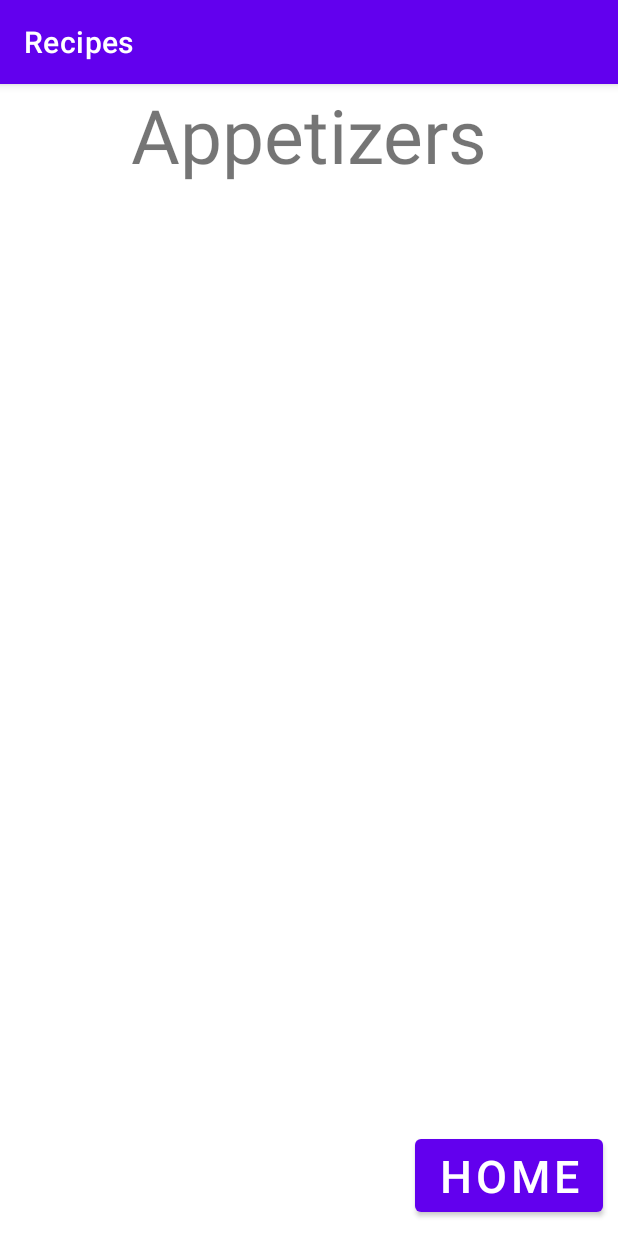
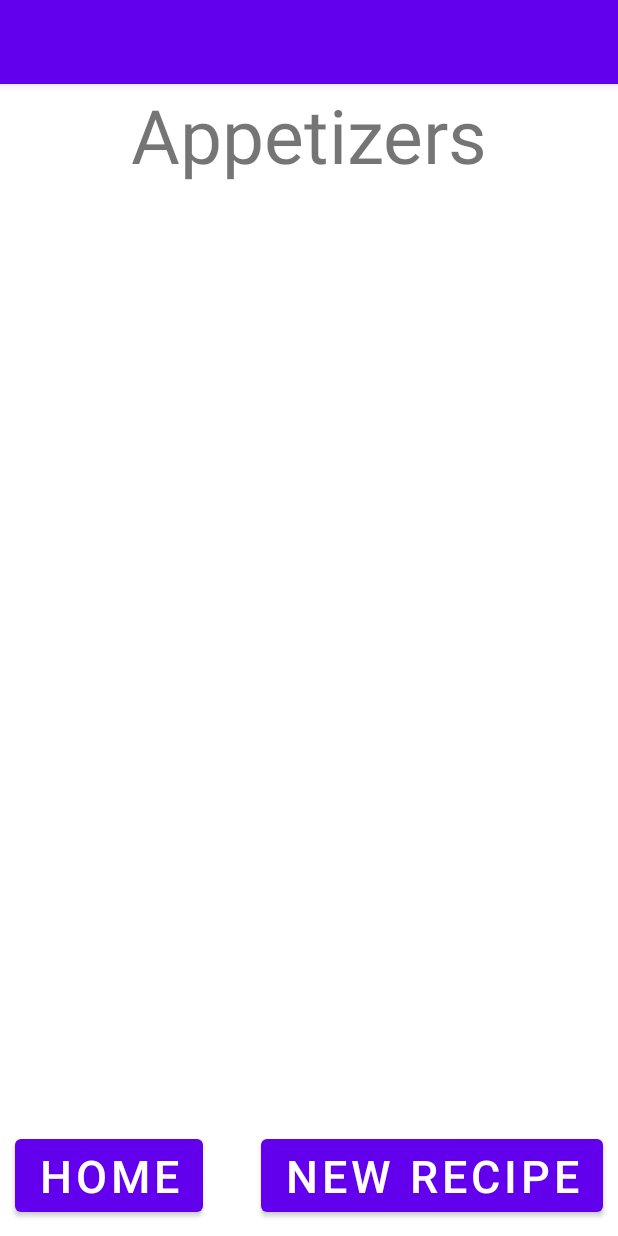
Before and after one commit to wws002/androidRecipes, an Android app: the AppetizersActivity screen opened directly, with no data from a screen before it, on a phone screen of 412 x 824 dp. Run offline under Robolectric (Android 15) with nearby library versions, the phone set to English and light mode, and no system bars.

```diff
--- a/app/src/main/AndroidManifest.xml
+++ b/app/src/main/AndroidManifest.xml
@@ -17,6 +17,12 @@
             </intent-filter>
         </activity>
         <activity android:name=".AppetizersActivity"></activity>
+
+        <provider
+            android:authorities="com.example.recipes.recipeprovider"
+            android:name=".RecipeProvider"
+            android:enabled="true"
+            android:exported="true"></provider>
     </application>
 
 </manifest>
--- a/app/src/main/java/com/example/recipes/activity_appetizers.java
+++ /dev/null
@@ -1,7 +0,0 @@
-package com.example.recipes;
-
-import android.os.Bundle;
-
-public interface activity_appetizers {
-    void onCreate(Bundle savedInstanceState);
-}
--- a/app/src/main/res/layout/activity_appetizers.xml
+++ b/app/src/main/res/layout/activity_appetizers.xml
@@ -15,12 +15,27 @@
         app:layout_constraintRight_toRightOf="parent"
         app:layout_constraintLeft_toLeftOf="parent" />
 
+    <ListView
+        android:layout_width="wrap_content"
+        android:layout_height="575dp"
+        app:layout_constraintStart_toStartOf="parent"
+        app:layout_constraintTop_toBottomOf="@+id/appsTitle" />
+
     <Button
         android:id="@+id/homeBtn"
         android:layout_width="wrap_content"
         android:layout_height="wrap_content"
         android:text="Home"                    android:textSize="30dp"
         android:layout_marginBottom="10dp"
+        android:layout_marginLeft="10dp"
+        app:layout_constraintBottom_toBottomOf="parent"
+        app:layout_constraintLeft_toLeftOf="parent" />
+
+    <Button
+        android:layout_width="wrap_content"
+        android:layout_height="wrap_content"
+        android:text="New Recipe"              android:textSize="30dp"
+        android:layout_marginBottom="10dp"
         android:layout_marginRight="10dp"
         app:layout_constraintBottom_toBottomOf="parent"
         app:layout_constraintRight_toRightOf="parent" />
--- a/app/src/main/res/layout/activity_main.xml
+++ b/app/src/main/res/layout/activity_main.xml
@@ -11,7 +11,7 @@
         android:layout_width="350dp"
         android:layout_height="wrap_content"
         android:text="Starters"                 android:textSize="50dp"
-        android:layout_marginTop="65dp"
+        android:layout_marginTop="55dp"
         app:layout_constraintTop_toTopOf="parent"
         app:layout_constraintRight_toRightOf="parent"
         app:layout_constraintLeft_toLeftOf="parent"/>
--- a/app/src/main/res/values/strings.xml
+++ b/app/src/main/res/values/strings.xml
@@ -1,4 +1,4 @@
 <resources>
-    <string name="app_name">Recipes</string>
+    <string name="app_name"> </string>
     <string name="blank_string"> </string>
 </resources>
```
Also changed, not shown: app/src/main/java/com/example/recipes/RecipeProvider.java (added, +159 -0 lines).
